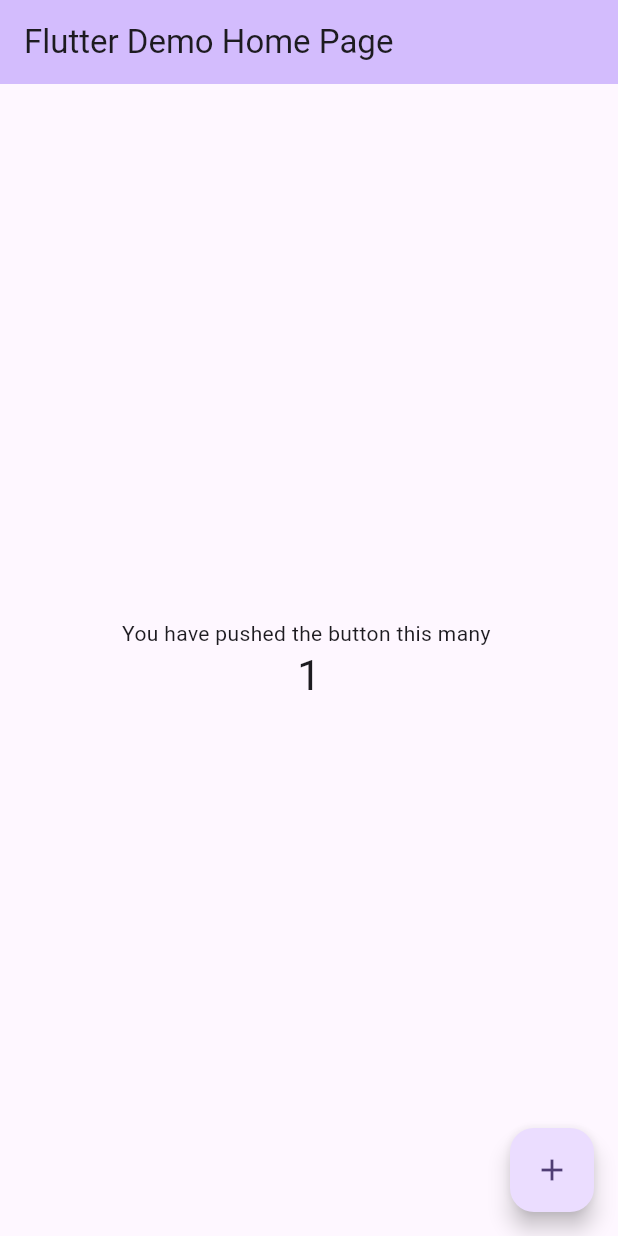
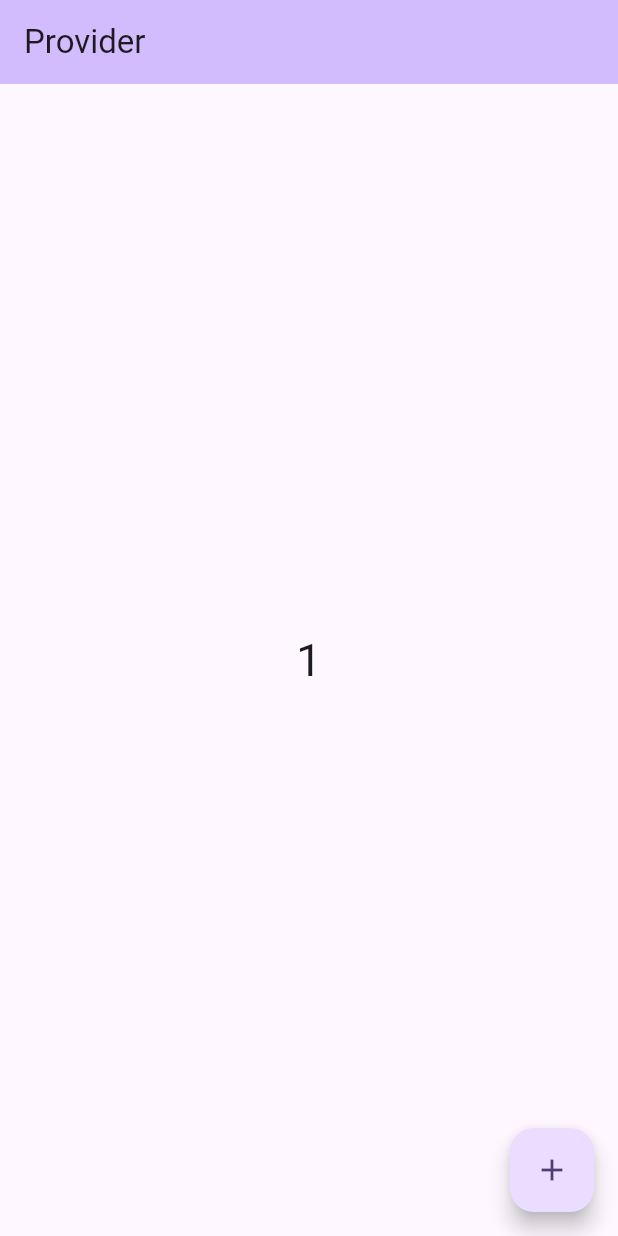
Before and after one commit to VinayTShetty/Flutter-Tutorials, a Flutter app: the screen it shows after launch, after a tap on the "add" icon, on a phone screen of 412 x 824 dp. Run offline on Flutter 3.47's test engine with Material 3 defaults, Android fonts, the phone set to English and light mode, and no system bars.

Commit message:
Provider and Consumer Implementation.

```diff
--- a/lib/main.dart
+++ b/lib/main.dart
@@ -1,4 +1,7 @@
 import 'package:flutter/material.dart';
+import 'package:statemanagement/provider/Counter_Provider.dart';
+import 'package:provider/provider.dart';
+import 'package:statemanagement/screen/Counter.dart';
 
 void main() {
   runApp(const MyApp());
@@ -9,60 +12,15 @@ class MyApp extends StatelessWidget {
 
   @override
   Widget build(BuildContext context) {
-    return MaterialApp(
-      title: 'Flutter Demo',
-      theme: ThemeData(
-        colorScheme: ColorScheme.fromSeed(seedColor: Colors.deepPurple),
-        useMaterial3: true,
-      ),
-      home: const MyHomePage(title: 'Flutter Demo Home Page'),
-    );
-  }
-}
-
-class MyHomePage extends StatefulWidget {
-  const MyHomePage({super.key, required this.title});
-
-  final String title;
-
-  @override
-  State<MyHomePage> createState() => _MyHomePageState();
-}
-
-class _MyHomePageState extends State<MyHomePage> {
-  int _counter = 0;
-
-  void _incrementCounter() {
-    setState(() {
-      _counter++;
-    });
-  }
-
-  @override
-  Widget build(BuildContext context) {
-    return Scaffold(
-      appBar: AppBar(
-        backgroundColor: Theme.of(context).colorScheme.inversePrimary,
-        title: Text(widget.title),
-      ),
-      body: Center(
-        child: Column(
-          mainAxisAlignment: MainAxisAlignment.center,
-          children: <Widget>[
-            const Text(
-              'You have pushed the button this many ',
-            ),
-            Text(
-              '$_counter',
-              style: Theme.of(context).textTheme.headlineMedium,
-            ),
-          ],
+    return ChangeNotifierProvider(
+      create: (_) => CountProvider(),
+      child: MaterialApp(
+        title: 'Flutter Demo',
+        theme: ThemeData(
+          colorScheme: ColorScheme.fromSeed(seedColor: Colors.deepPurple),
+          useMaterial3: true,
         ),
-      ),
-      floatingActionButton: FloatingActionButton(
-        onPressed: _incrementCounter,
-        tooltip: 'Increment',
-        child: const Icon(Icons.add),
+        home: Counter(),
       ),
     );
   }
--- /dev/null
+++ b/lib/provider/Counter_Provider.dart
@@ -0,0 +1,11 @@
+import 'package:flutter/foundation.dart';
+
+class CountProvider with ChangeNotifier {
+  int _count = 0;
+  int get count => _count;
+
+  void setCounter() {
+    _count++;
+    notifyListeners();
+  }
+}
--- /dev/null
+++ b/lib/screen/Counter.dart
@@ -0,0 +1,55 @@
+import 'package:flutter/material.dart';
+import 'package:provider/provider.dart';
+import 'package:statemanagement/provider/Counter_Provider.dart';
+
+class Counter extends StatefulWidget {
+  const Counter({super.key});
+
+  @override
+  State<Counter> createState() => _CounterState();
+}
+
+class _CounterState extends State<Counter> {
+  @override
+  void initState() {
+    // TODO: implement initState
+    super.initState();
+  }
+
+  @override
+  Widget build(BuildContext context) {
+    print("Build Executed");
+    final countprovider = Provider.of<CountProvider>(context,
+        listen:
+            false); // By Making it false , the entire widget build can be avoided.
+    return Scaffold(
+      appBar: AppBar(
+        title: Text('Provider'),
+        backgroundColor: Theme.of(context).colorScheme.inversePrimary,
+      ),
+      body: Column(
+        mainAxisAlignment: MainAxisAlignment.center,
+        children: [
+          Container(
+            child: Center(child: Consumer<CountProvider>(
+              builder: (context, value, child) {
+                print("Text Widget Built");
+                return Text(
+                  value.count.toString(),
+                  style: TextStyle(fontSize: 30),
+                );
+              },
+            )),
+          )
+        ],
+      ),
+      floatingActionButton: FloatingActionButton(
+        onPressed: () {
+          countprovider.setCounter();
+          print("Increment Counter " + countprovider.count.toString());
+        },
+        child: Icon(Icons.add),
+      ),
+    );
+  }
+}
--- a/pubspec.yaml
+++ b/pubspec.yaml
@@ -46,6 +46,7 @@ dev_dependencies:
   # package. See that file for information about deactivating specific lint
   # rules and activating additional ones.
   flutter_lints: ^2.0.0
+  provider: ^6.0.2
 
 # For information on the generic Dart part of this file, see the
 # following page: https://dart.dev/tools/pub/pubspec
```
Also changed, not shown: 1 other file.
